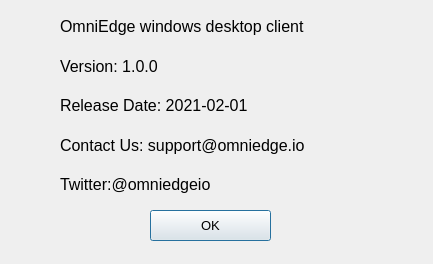
This is aboutdialog.ui in omniedgeio/omniedge-windows as Qt 5 draws it before an edit. The edited form follows.
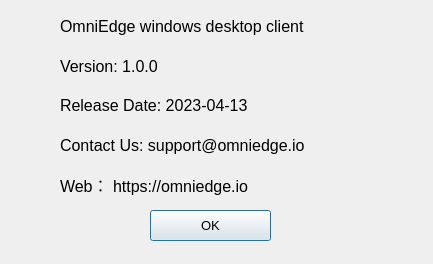
This is the edited form. Icons and pictures are not drawn.

Diff of the .ui file:
```diff
--- a/aboutdialog.ui
+++ b/aboutdialog.ui
@@ -69,7 +69,7 @@
        </font>
       </property>
       <property name="text">
-       <string>Release Date: 2021-02-01</string>
+       <string>Release Date: 2023-04-13</string>
       </property>
      </widget>
     </item>
@@ -123,7 +123,7 @@
        </font>
       </property>
       <property name="text">
-       <string>Twitter:@omniedgeio</string>
+       <string>Web： https://omniedge.io</string>
       </property>
      </widget>
     </item>
```
Left out of the diff: 2 changed lines with no effect on the pictures.
